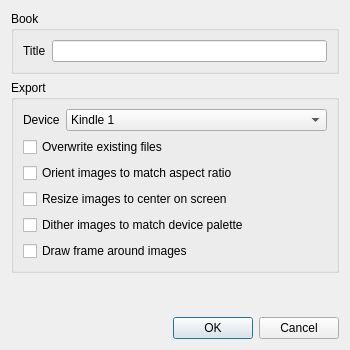
Before: the Qt Designer form dev/ui/options.ui in proDOOMman/Mangle, drawn with Qt 5.
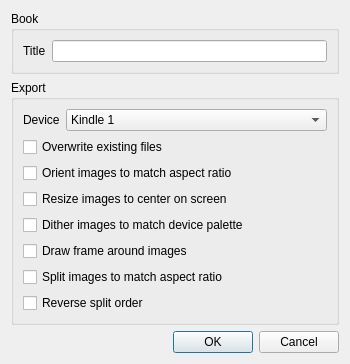
After: the same form once the commit is applied.

Commit message: Added sorting of files Added ability to split page in wrong layout to two files

What changed in the file:
```diff
--- a/dev/ui/options.ui
+++ b/dev/ui/options.ui
@@ -117,6 +117,20 @@
         </property>
        </widget>
       </item>
+      <item>
+       <widget class="QCheckBox" name="checkboxSplit">
+        <property name="text">
+         <string>Split images to match aspect ratio</string>
+        </property>
+       </widget>
+      </item>
+      <item>
+       <widget class="QCheckBox" name="checkboxReverse">
+        <property name="text">
+         <string>Reverse split order</string>
+        </property>
+       </widget>
+      </item>
      </layout>
     </widget>
    </item>
```
The commit also changes 5 other files.
